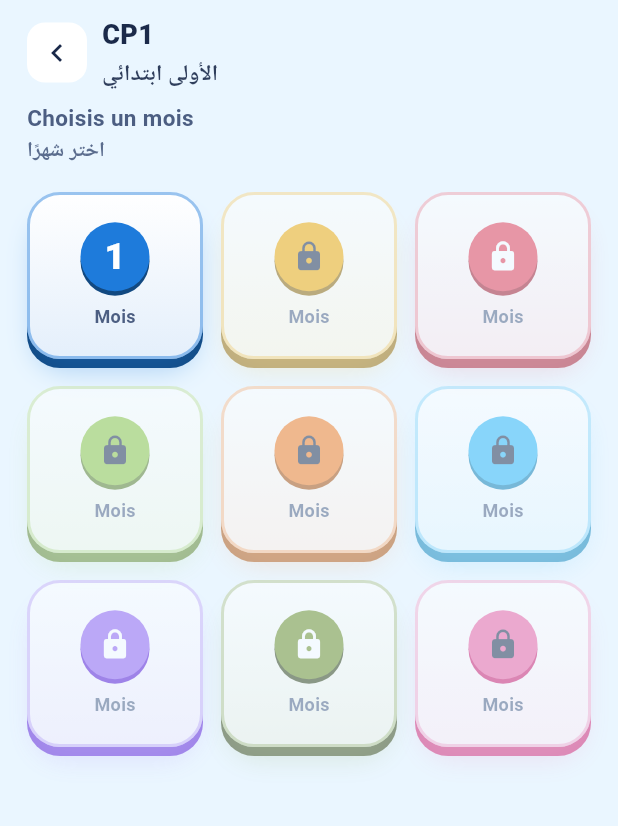
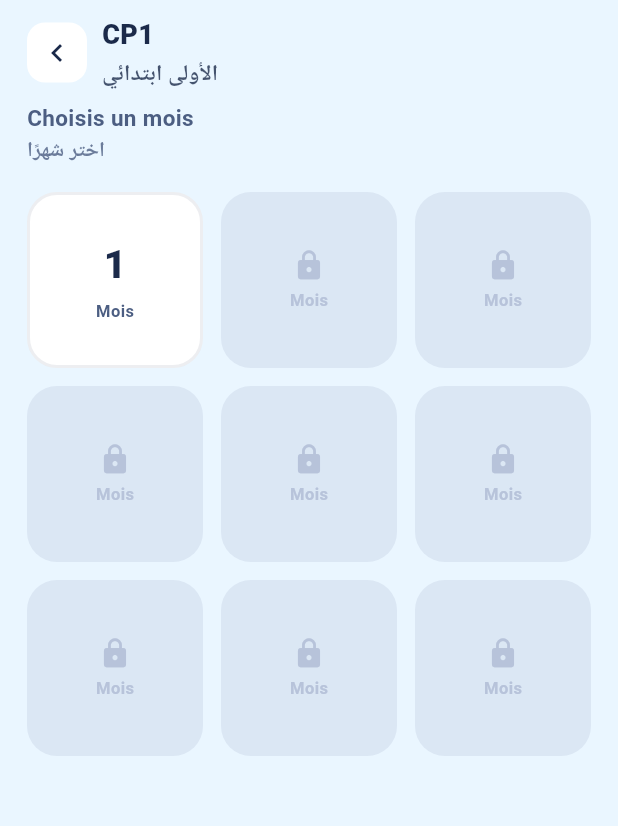
Before and after one commit to TAHA-MHT/TAALIM_IA, a Flutter app: the screen it shows after launch, after a tap on "CP1", on a phone screen of 412 x 824 dp, the part 93-919 px from its top. Run offline on Flutter 3.47's test engine with Material 3 defaults, Android fonts, the phone set to English and light mode, and no system bars; our stand-ins replace flutter_tts, shared_preferences; statements that could not run were skipped.

Commit message:
Refactor main.dart for cleaner code and UI updates
Refactor points getter and remove unused properties. Update UI components to use emojis instead of images. Simplify MonthCard and SubjectCard components.

```diff
--- a/lib/main.dart
+++ b/lib/main.dart
@@ -118,11 +118,7 @@ class Exercise {
     }
   }
 
-  int get points {
-    if (type == 'match') return pairs!.length;
-    if (type == 'match_lang') return langPairs!.length;
-    return 1;
-  }
+  int get points => 1;
 }
 
 /// ---------------------------------------------------------------
@@ -322,7 +318,6 @@ class BiLabel extends StatelessWidget {
   final FontWeight weight;
   final Color color;
   final TextAlign align;
-  final List<Shadow>? shadows;
 
   const BiLabel({
     super.key,
@@ -333,7 +328,6 @@ class BiLabel extends StatelessWidget {
     this.weight = FontWeight.w800,
     this.color = AppColors.ink,
     this.align = TextAlign.start,
-    this.shadows,
   });
 
   @override
@@ -342,11 +336,11 @@ class BiLabel extends StatelessWidget {
       crossAxisAlignment: align == TextAlign.center ? CrossAxisAlignment.center : CrossAxisAlignment.start,
       mainAxisSize: MainAxisSize.min,
       children: [
-        Text(fr, textAlign: align, style: TextStyle(fontWeight: weight, fontSize: frSize, color: color, shadows: shadows)),
+        Text(fr, textAlign: align, style: TextStyle(fontWeight: weight, fontSize: frSize, color: color)),
         const SizedBox(height: 2),
         Directionality(
           textDirection: TextDirection.rtl,
-          child: Text(ar, textAlign: align, style: TextStyle(fontWeight: weight, fontSize: arSize, color: color.withValues(alpha: 0.9), shadows: shadows)),
+          child: Text(ar, textAlign: align, style: TextStyle(fontWeight: weight, fontSize: arSize, color: color.withValues(alpha: 0.8))),
         ),
       ],
     );
@@ -551,25 +545,6 @@ class AppColors {
   static const error = Color(0xFFE84855);
   static const locked = Color(0xFFB7C3DA);
 
-  // Accents 3D des matières (assortis aux icônes)
-  static const accentLecture = Color(0xFF1E7BDB);
-  static const accentCalcul = Color(0xFFE5384F);
-  static const accentLangage = Color(0xFFF2A900);
-  static const accentEcriture = Color(0xFF17A589);
-
-  // Couleurs des 9 mois
-  static const monthAccents = [
-    Color(0xFF1E7BDB), // 1 bleu
-    Color(0xFFF2A900), // 2 jaune
-    Color(0xFFE5384F), // 3 rouge
-    Color(0xFF8CC63F), // 4 vert citron
-    Color(0xFFF57C1F), // 5 orange
-    Color(0xFF29B6F6), // 6 bleu ciel
-    Color(0xFF8E5CF0), // 7 violet
-    Color(0xFF6B8E23), // 8 vert olive
-    Color(0xFFEC5FA0), // 9 rose
-  ];
-
   // Couleurs du drapeau tchadien
   static const chadBlue = Color(0xFF002664);
   static const chadYellow = Color(0xFFFECB00);
@@ -584,7 +559,6 @@ class AppColors {
 class Subject {
   final String key;
   final String emoji;
-  final String imagePath;
   final String nameFr;
   final String nameAr;
   final Color color;
@@ -594,7 +568,6 @@ class Subject {
   const Subject({
     required this.key,
     required this.emoji,
-    required this.imagePath,
     required this.nameFr,
     required this.nameAr,
     required this.color,
@@ -604,10 +577,10 @@ class Subject {
 }
 
 const List<Subject> subjects = [
-  Subject(key: 'lecture', emoji: '🔤', imagePath: 'assets/icon/subj_lecture-1.jpg', nameFr: 'Lecture', nameAr: 'القراءة', color: AppColors.accentLecture, colorSoft: AppColors.lectureSoft),
-  Subject(key: 'calcul', emoji: '🔢', imagePath: 'assets/icon/subj_calcul-1.jpg', nameFr: 'Calcul', nameAr: 'الحساب', color: AppColors.accentCalcul, colorSoft: AppColors.calculSoft),
-  Subject(key: 'langage', emoji: '🖼️', imagePath: 'assets/icon/subj_langage-1.jpg', nameFr: 'Langage & images', nameAr: 'اللغة والصور', color: AppColors.accentLangage, colorSoft: AppColors.langageSoft),
-  Subject(key: 'ecriture', emoji: '✏️', imagePath: 'assets/icon/subj_ecriture-1.jpg', nameFr: 'Écriture', nameAr: 'الكتابة', color: AppColors.accentEcriture, colorSoft: AppColors.ecritureSoft),
+  Subject(key: 'lecture', emoji: '🔤', nameFr: 'Lecture', nameAr: 'القراءة', color: AppColors.lecture, colorSoft: AppColors.lectureSoft),
+  Subject(key: 'calcul', emoji: '🔢', nameFr: 'Calcul', nameAr: 'الحساب', color: AppColors.calcul, colorSoft: AppColors.calculSoft),
+  Subject(key: 'langage', emoji: '🖼️', nameFr: 'Langage & images', nameAr: 'اللغة والصور', color: AppColors.langage, colorSoft: AppColors.langageSoft),
+  Subject(key: 'ecriture', emoji: '✏️', nameFr: 'Écriture', nameAr: 'الكتابة', color: AppColors.ecriture, colorSoft: AppColors.ecritureSoft),
 ];
 
 Subject subjectByKey(String key) => subjects.firstWhere((s) => s.key == key, orElse: () => subjects.first);
@@ -731,7 +704,7 @@ class HomeScreen extends StatelessWidget {
                   Expanded(
                     child: _LevelCard(
                       color: AppColors.cp1,
-                      imagePath: 'assets/icon/cp1_bg-1.jpg',
+                      emoji: '🌱',
                       nameFr: B.cp1Fr,
                       nameAr: B.cp1Ar,
                       hintFr: B.cp1HintFr,
@@ -743,7 +716,7 @@ class HomeScreen extends StatelessWidget {
                   Expanded(
                     child: _LevelCard(
                       color: AppColors.cp2,
-                      imagePath: 'assets/icon/cp2_bg-1.jpg',
+                      emoji: '🌟',
                       nameFr: B.cp2Fr,
                       nameAr: B.cp2Ar,
                       hintFr: B.cp2HintFr,
@@ -763,13 +736,13 @@ class HomeScreen extends StatelessWidget {
 
 class _LevelCard extends StatelessWidget {
   final Color color;
-  final String imagePath;
+  final String emoji;
   final String nameFr, nameAr, hintFr, hintAr;
   final VoidCallback onTap;
 
   const _LevelCard({
     required this.color,
-    required this.imagePath,
+    required this.emoji,
     required this.nameFr,
     required this.nameAr,
     required this.hintFr,
@@ -779,38 +752,21 @@ class _LevelCard extends StatelessWidget {
 
   @override
   Widget build(BuildContext context) {
-    const textShadow = [
-      Shadow(color: Colors.white, blurRadius: 10),
-      Shadow(color: Colors.white, blurRadius: 4),
-    ];
     return Material(
-      color: Colors.white,
+      color: color,
       borderRadius: BorderRadius.circular(28),
-      clipBehavior: Clip.antiAlias,
       child: InkWell(
+        borderRadius: BorderRadius.circular(28),
         onTap: onTap,
-        child: Ink(
-          height: 190,
-          decoration: BoxDecoration(
-            image: DecorationImage(
-              image: AssetImage(imagePath),
-              fit: BoxFit.cover,
-            ),
-          ),
-          child: Stack(
+        child: Padding(
+          padding: const EdgeInsets.symmetric(vertical: 26, horizontal: 14),
+          child: Column(
             children: [
-              Positioned(
-                top: 10,
-                left: 8,
-                right: 8,
-                child: BiLabel(fr: nameFr, ar: nameAr, frSize: 22, arSize: 18, color: AppColors.ink, align: TextAlign.center, shadows: textShadow),
-              ),
-              Positioned(
-                bottom: 8,
-                left: 8,
-                right: 8,
-                child: BiLabel(fr: hintFr, ar: hintAr, frSize: 13, arSize: 12, weight: FontWeight.w600, color: AppColors.ink, align: TextAlign.center, shadows: textShadow),
-              ),
+              Text(emoji, style: const TextStyle(fontSize: 38)),
+              const SizedBox(height: 10),
+              BiLabel(fr: nameFr, ar: nameAr, frSize: 22, arSize: 18, color: Colors.white, align: TextAlign.center),
+              const SizedBox(height: 4),
+              BiLabel(fr: hintFr, ar: hintAr, frSize: 13, arSize: 12, weight: FontWeight.w600, color: Colors.white70, align: TextAlign.center),
             ],
           ),
         ),
@@ -910,7 +866,7 @@ class _MonthScreenState extends State<MonthScreen> {
   }
 }
 
-class _MonthCard extends StatefulWidget {
+class _MonthCard extends StatelessWidget {
   final int month;
   final bool unlocked;
   final VoidCallback onTap;
@@ -918,69 +874,26 @@ class _MonthCard extends StatefulWidget {
   const _MonthCard({required this.month, required this.unlocked, required this.onTap});
 
   @override
-  State<_MonthCard> createState() => _MonthCardState();
-}
-
-class _MonthCardState extends State<_MonthCard> {
-  bool _pressed = false;
-
-  Color _darken(Color c, [double amount = 0.20]) {
-    final hsl = HSLColor.fromColor(c);
-    return hsl.withLightness((hsl.lightness - amount).clamp(0.0, 1.0)).toColor();
-  }
-
-  @override
   Widget build(BuildContext context) {
-    final accent = AppColors.monthAccents[(widget.month - 1) % AppColors.monthAccents.length];
-    final lip = _darken(accent);
-    // Texte foncé sur les couleurs claires (jaune, citron, orange...), blanc sur les foncées
-    final onAccent = accent.computeLuminance() > 0.23 ? AppColors.ink : Colors.white;
-    final double depth = _pressed ? 2 : 6;
-
-    return Opacity(
-      opacity: widget.unlocked ? 1.0 : 0.5,
-      child: GestureDetector(
-        behavior: HitTestBehavior.opaque,
-        onTapDown: (_) => setState(() => _pressed = true),
-        onTapUp: (_) => setState(() => _pressed = false),
-        onTapCancel: () => setState(() => _pressed = false),
-        onTap: widget.onTap,
-        child: AnimatedContainer(
-          duration: const Duration(milliseconds: 90),
-          curve: Curves.easeOut,
-          margin: EdgeInsets.only(top: 6 - depth, bottom: depth),
+    return Material(
+      color: unlocked ? AppColors.surface : AppColors.locked.withValues(alpha: 0.3),
+      borderRadius: BorderRadius.circular(20),
+      child: InkWell(
+        borderRadius: BorderRadius.circular(20),
+        onTap: onTap,
+        child: Container(
+          decoration: BoxDecoration(
+            borderRadius: BorderRadius.circular(20),
+            border: Border.all(color: unlocked ? AppColors.ink.withValues(alpha: 0.08) : Colors.transparent, width: 2),
+          ),
           alignment: Alignment.center,
-          decoration: BoxDecoration(
-            borderRadius: BorderRadius.circular(22),
-            gradient: LinearGradient(
-              begin: Alignment.topCenter,
-              end: Alignment.bottomCenter,
-              colors: [Colors.white, Color.lerp(Colors.white, accent, 0.12)!],
-            ),
-            border: Border.all(color: accent.withValues(alpha: 0.45), width: 2),
-            boxShadow: [
-              BoxShadow(color: lip, offset: Offset(0, depth), blurRadius: 0),
-              BoxShadow(color: accent.withValues(alpha: 0.28), offset: Offset(0, depth + 6), blurRadius: 14, spreadRadius: -4),
-            ],
-          ),
           child: Column(
             mainAxisSize: MainAxisSize.min,
             children: [
-              Container(
-                width: 46,
-                height: 46,
-                alignment: Alignment.center,
-                decoration: BoxDecoration(
-                  color: accent,
-                  shape: BoxShape.circle,
-                  boxShadow: [BoxShadow(color: lip, offset: const Offset(0, 3), blurRadius: 0)],
-                ),
-                child: widget.unlocked
-                    ? Text('${widget.month}', style: TextStyle(fontWeight: FontWeight.w800, fontSize: 24, color: onAccent))
-                    : Icon(Icons.lock_rounded, color: onAccent, size: 22),
-              ),
-              const SizedBox(height: 8),
-              const Text(B.monthFr, style: TextStyle(fontSize: 12, fontWeight: FontWeight.w700, color: AppColors.inkSoft)),
+              if (!unlocked) const Icon(Icons.lock, color: AppColors.locked, size: 22),
+              if (unlocked) Text('$month', style: const TextStyle(fontWeight: FontWeight.w800, fontSize: 26, color: AppColors.ink)),
+              const SizedBox(height: 4),
+              Text(B.monthFr, style: TextStyle(fontSize: 11, fontWeight: FontWeight.w700, color: unlocked ? AppColors.inkSoft : AppColors.locked)),
             ],
           ),
         ),
@@ -1050,8 +963,7 @@ class _SubjectScreenState extends State<SubjectScreen> {
                     final s = subjects[i];
                     final best = bestScores[s.key];
                     return _SubjectCard(
-                      accent: s.color,
-                      imagePath: s.imagePath,
+                      color: s.colorSoft,
                       emoji: s.emoji,
                       nameFr: s.nameFr,
                       nameAr: s.nameAr,
@@ -1090,103 +1002,51 @@ class _SubjectScreenState extends State<SubjectScreen> {
   }
 }
 
-class _SubjectCard extends StatefulWidget {
-  final Color accent;
-  final String imagePath;
+class _SubjectCard extends StatelessWidget {
+  final Color color;
   final String emoji;
   final String nameFr, nameAr, bestText;
   final VoidCallback onTap;
   final bool dimmed;
 
-  const _SubjectCard({required this.accent, required this.imagePath, required this.emoji, required this.nameFr, required this.nameAr, required this.bestText, required this.onTap, this.dimmed = false});
-
-  @override
-  State<_SubjectCard> createState() => _SubjectCardState();
-}
-
-class _SubjectCardState extends State<_SubjectCard> {
-  bool _pressed = false;
-
-  Color _darken(Color c, [double amount = 0.20]) {
-    final hsl = HSLColor.fromColor(c);
-    return hsl.withLightness((hsl.lightness - amount).clamp(0.0, 1.0)).toColor();
-  }
+  const _SubjectCard({required this.color, required this.emoji, required this.nameFr, required this.nameAr, required this.bestText, required this.onTap, this.dimmed = false});
 
   @override
   Widget build(BuildContext context) {
-    final accent = widget.accent;
-    final lip = _darken(accent);
-    final double depth = _pressed ? 2 : 7;
-
     return Opacity(
-      opacity: widget.dimmed ? 0.55 : 1.0,
-      child: GestureDetector(
-        behavior: HitTestBehavior.opaque,
-        onTapDown: (_) => setState(() => _pressed = true),
-        onTapUp: (_) => setState(() => _pressed = false),
-        onTapCancel: () => setState(() => _pressed = false),
-        onTap: widget.onTap,
-        child: AnimatedContainer(
-          duration: const Duration(milliseconds: 90),
-          curve: Curves.easeOut,
-          margin: EdgeInsets.only(top: 7 - depth, bottom: depth),
-          padding: const EdgeInsets.all(18),
-          decoration: BoxDecoration(
-            borderRadius: BorderRadius.circular(28),
-            gradient: LinearGradient(
-              begin: Alignment.topCenter,
-              end: Alignment.bottomCenter,
-              colors: [Colors.white, Color.lerp(Colors.white, accent, 0.10)!],
-            ),
-            border: Border.all(color: accent.withValues(alpha: 0.45), width: 2),
-            boxShadow: [
-              BoxShadow(color: lip, offset: Offset(0, depth), blurRadius: 0),
-              BoxShadow(color: accent.withValues(alpha: 0.30), offset: Offset(0, depth + 8), blurRadius: 18, spreadRadius: -4),
-            ],
-          ),
+      opacity: dimmed ? 0.55 : 1.0,
+      child: Material(
+      color: color,
+      borderRadius: BorderRadius.circular(28),
+      child: InkWell(
+        borderRadius: BorderRadius.circular(28),
+        onTap: onTap,
+        child: Padding(
+          padding: const EdgeInsets.all(22),
           child: Row(
             children: [
               Container(
-                width: 62,
-                height: 62,
-                decoration: BoxDecoration(
-                  color: Colors.white,
-                  borderRadius: BorderRadius.circular(18),
-                  border: Border.all(color: accent.withValues(alpha: 0.25), width: 2),
-                  boxShadow: [BoxShadow(color: accent.withValues(alpha: 0.25), offset: const Offset(0, 4), blurRadius: 0)],
-                ),
-                clipBehavior: Clip.antiAlias,
-                child: Image.asset(
-                  widget.imagePath,
-                  fit: BoxFit.cover,
-                  errorBuilder: (context, error, stack) => Center(child: Text(widget.emoji, style: const TextStyle(fontSize: 30))),
-                ),
+                width: 56,
+                height: 56,
+                decoration: BoxDecoration(color: Colors.white.withValues(alpha: 0.6), borderRadius: BorderRadius.circular(16)),
+                alignment: Alignment.center,
+                child: Text(emoji, style: const TextStyle(fontSize: 34)),
               ),
               const SizedBox(width: 16),
               Expanded(
                 child: Column(
                   crossAxisAlignment: CrossAxisAlignment.start,
                   children: [
-                    BiLabel(fr: widget.nameFr, ar: widget.nameAr, frSize: 19, arSize: 16),
+                    BiLabel(fr: nameFr, ar: nameAr, frSize: 19, arSize: 16),
                     const SizedBox(height: 2),
-                    Text(widget.bestText, style: const TextStyle(fontSize: 13, color: AppColors.inkSoft)),
+                    Text(bestText, style: const TextStyle(fontSize: 13, color: AppColors.inkSoft)),
                   ],
                 ),
               ),
-              const SizedBox(width: 10),
-              Container(
-                width: 34,
-                height: 34,
-                decoration: BoxDecoration(
-                  color: accent,
-                  shape: BoxShape.circle,
-                  boxShadow: [BoxShadow(color: lip, offset: const Offset(0, 3), blurRadius: 0)],
-                ),
-                child: const Icon(Icons.chevron_right_rounded, color: Colors.white, size: 24),
-              ),
             ],
           ),
         ),
+      ),
       ),
     );
   }
@@ -1266,8 +1126,10 @@ class _GameScreenState extends State<GameScreen> {
       setState(() {
         matchedIndices.add(i);
         selectedLeftIndex = null;
-        score++;
-        if (matchedIndices.length == total) answeredCurrent = true;
+        if (matchedIndices.length == total) {
+          answeredCurrent = true;
+          score++;
+        }
       });
     } else {
       setState(() => wrongFlashRight = [i]);
```
